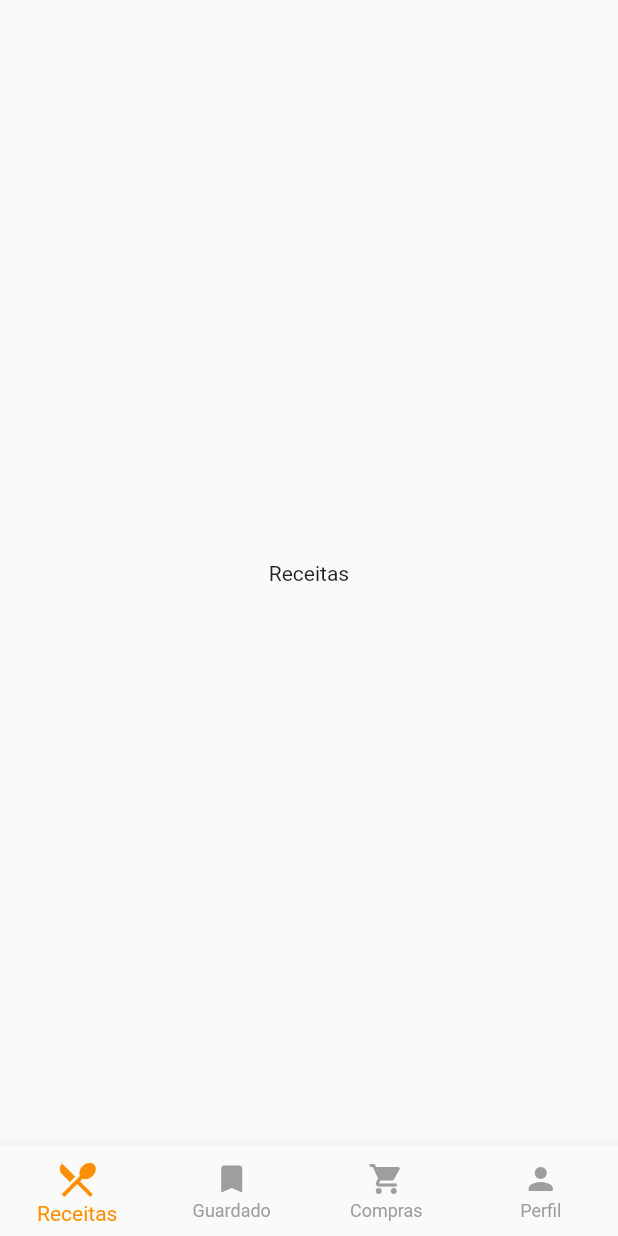
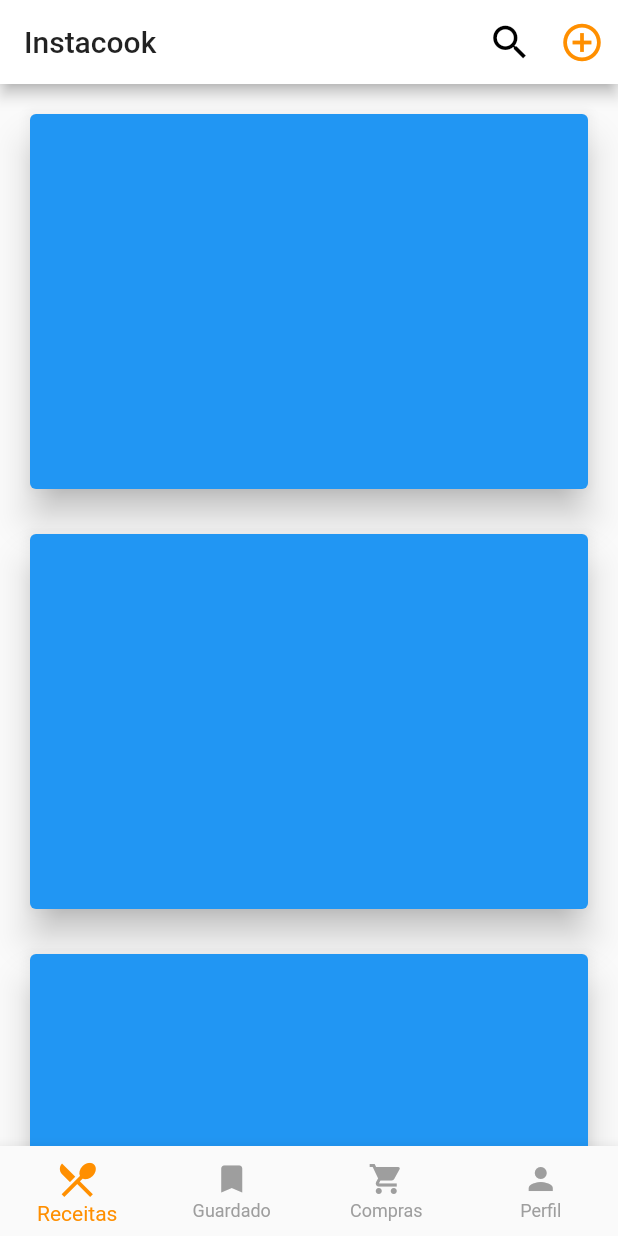
Before and after one commit to RicardoJardim/Instacook, a Flutter app: the screen it shows after launch, on a phone screen of 412 x 824 dp. Run offline on Flutter 3.47's test engine with Material 2 defaults, Android fonts, the phone set to English and light mode, and no system bars.

Commit message:
receitas page

```diff
--- a/lib/main.dart
+++ b/lib/main.dart
@@ -13,9 +13,10 @@ class MyApp extends StatelessWidget {
   Widget build(BuildContext context) {
     return MaterialApp(
       title: _title,
+      debugShowCheckedModeBanner: false,
       home: MyStatefulWidget(),
       theme: ThemeData(
-        primaryColor: Colors.amber[800],
+        primaryColor: Colors.white,
       ),
       //darkTheme: ,
     );
--- a/lib/receita/main_receita.dart
+++ b/lib/receita/main_receita.dart
@@ -5,8 +5,76 @@ class MainReceita extends StatefulWidget {
 }
 
 class _MainReceitalState extends State<MainReceita> {
+  static List onSomeEvent() {
+    List list = List.generate(5, (i) {
+      return "Item ${i + 1}";
+    });
+    return list;
+  }
+
   @override
   Widget build(BuildContext context) {
-    return Scaffold(body: Center(child: Text("Receitas")));
+    return Scaffold(
+        appBar: AppBar(
+          title: GestureDetector(
+              onTap: () {
+                onSomeEvent();
+              },
+              child: Text("Instacook")),
+          actions: <Widget>[
+            // action button
+            IconButton(
+              icon: Icon(
+                Icons.search,
+                color: Colors.black,
+                size: 30,
+              ),
+              onPressed: () {},
+            ),
+            // action button
+            IconButton(
+              icon: Icon(
+                Icons.add_circle_outline,
+                color: Colors.amber[800],
+                size: 30,
+              ),
+              onPressed: () {},
+            ),
+            // overflow menu
+          ],
+        ),
+        body: Center(child: SwipeList(items: onSomeEvent())));
   }
 }
+
+class SwipeList extends StatefulWidget {
+  SwipeList({
+    Key key,
+    this.items,
+  }) : super(key: key);
+
+  final List items;
+  @override
+  State<StatefulWidget> createState() {
+    return ListItemWidget();
+  }
+}
+
+class ListItemWidget extends State<SwipeList> {
+  @override
+  Widget build(BuildContext context) {
+    return Container(
+        child: ListView.builder(
+      padding: const EdgeInsets.all(20),
+      itemBuilder: (context, index) {
+        return Card(
+            margin: EdgeInsets.only(bottom: 30.0),
+            color: Colors.blue,
+            elevation: 10,
+            child: Container(
+              height: 250.0,
+            ));
+      },
+    ));
+  }
+}
```
